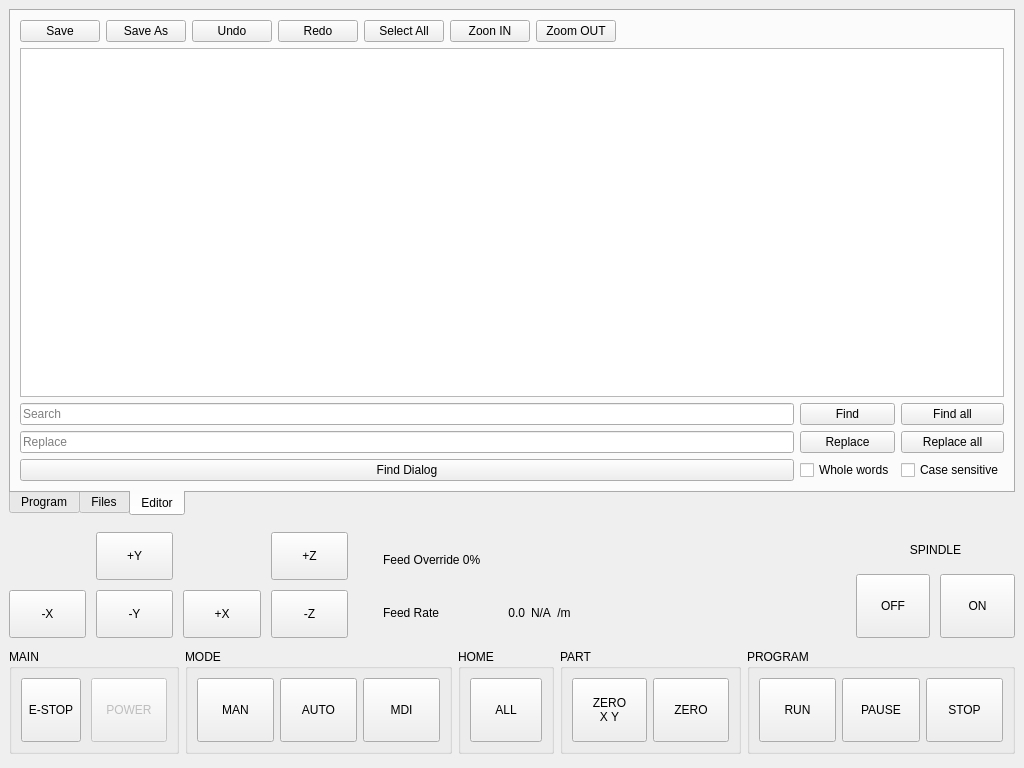
Qt form tnc/ui/window.ui (kcjengr/turbonc) before a commit.
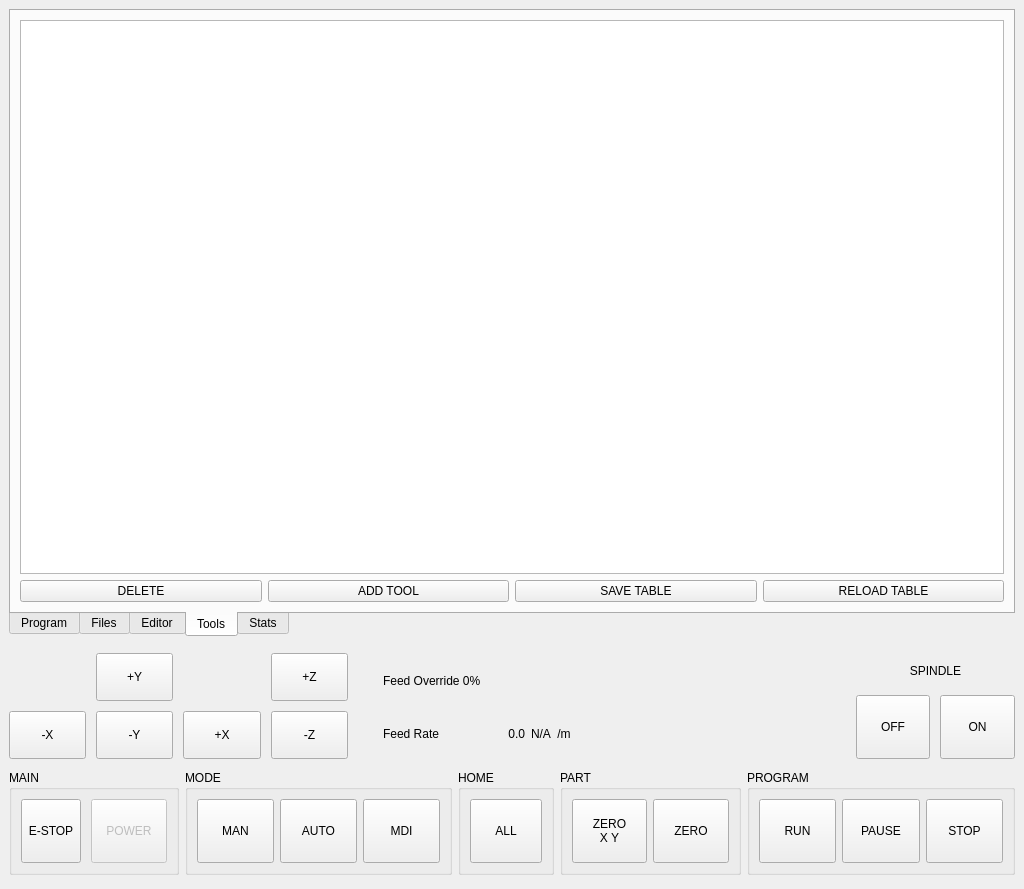
The same form after that commit. The open tabs and pages were chosen to show the change. Icons and pictures are not drawn. Custom widgets are drawn as their Qt base class.

What changed in the file:
```diff
--- a/tnc/ui/window.ui
+++ b/tnc/ui/window.ui
@@ -7,7 +7,7 @@
     <x>0</x>
     <y>0</y>
     <width>1024</width>
-    <height>768</height>
+    <height>889</height>
    </rect>
   </property>
   <property name="minimumSize">
@@ -1738,6 +1738,73 @@
         </item>
        </layout>
       </widget>
+      <widget class="QWidget" name="tab_3">
+       <attribute name="title">
+        <string>Tools</string>
+       </attribute>
+       <layout class="QVBoxLayout" name="verticalLayout_13">
+        <item>
+         <widget class="ToolTable" name="tooltable">
+          <property name="gridStyle">
+           <enum>Qt::DashLine</enum>
+          </property>
+         </widget>
+        </item>
+        <item>
+         <layout class="QHBoxLayout" name="horizontalLayout_16">
+          <item>
+           <widget class="QPushButton" name="pushButton_17">
+            <property name="text">
+             <string>DELETE</string>
+            </property>
+           </widget>
+          </item>
+          <item>
+           <widget class="QPushButton" name="pushButton_18">
+            <property name="text">
+             <string>ADD TOOL</string>
+            </property>
+           </widget>
+          </item>
+          <item>
+           <widget class="QPushButton" name="pushButton_15">
+            <property name="text">
+             <string>SAVE TABLE</string>
+            </property>
+           </widget>
+          </item>
+          <item>
+           <widget class="QPushButton" name="pushButton_12">
+            <property name="text">
+             <string>RELOAD TABLE</string>
+            </property>
+           </widget>
+          </item>
+         </layout>
+        </item>
+       </layout>
+      </widget>
+      <widget class="QWidget" name="tab_5">
+       <attribute name="title">
+        <string>Stats</string>
+       </attribute>
+       <layout class="QVBoxLayout" name="verticalLayout_15">
+        <item>
+         <widget class="StatusLabel" name="statuslabel">
+          <property name="rules" stdset="0">
+           <string>[{&quot;name&quot;: &quot;file_name&quot;, &quot;property&quot;: &quot;Text&quot;, &quot;expression&quot;: &quot;ch[0]&quot;, &quot;channels&quot;: [{&quot;url&quot;: &quot;gcode_properties:file_name&quot;, &quot;trigger&quot;: true}]}]</string>
+          </property>
+         </widget>
+        </item>
+        <item>
+         <widget class="StatusLabel" name="statuslabel_3">
+          <property name="rules" stdset="0">
+           <string>[{&quot;name&quot;: &quot;file_size&quot;, &quot;property&quot;: &quot;Text&quot;, &quot;expression&quot;: &quot;f\&quot;{ch[0]} bytes\&quot;&quot;, &quot;channels&quot;: [{&quot;url&quot;: &quot;gcode_properties:file_size&quot;, &quot;trigger&quot;: true}]}]</string>
+          </property>
+         </widget>
+        </item>
+       </layout>
+      </widget>
      </widget>
     </item>
     <item>
@@ -2907,6 +2974,11 @@
    <extends>QComboBox</extends>
    <header>qtpyvcp.widgets.input_widgets.recent_file_combobox</header>
   </customwidget>
+  <customwidget>
+   <class>ToolTable</class>
+   <extends>QTableView</extends>
+   <header>qtpyvcp.widgets.input_widgets.tool_table</header>
+  </customwidget>
   <customwidget>
    <class>FileSystemTable</class>
    <extends>QTableView</extends>
```
Left out of the diff: 920 changed lines with no effect on the pictures.
